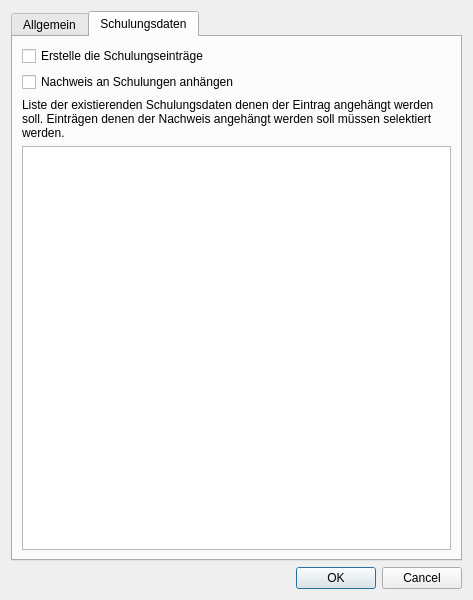
Qt form ui/qmnewcertificatedialog.ui (Christian-Kr/QualificationMatrix) before a commit.
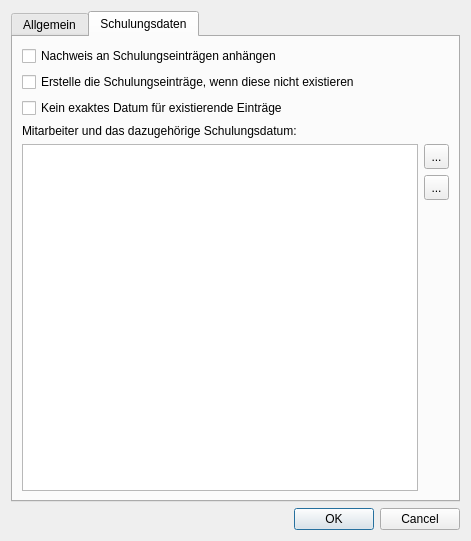
The same form after that commit. The open tabs and pages were chosen to show the change. Icons and pictures are not drawn.

Commit message: Train data ui for adding certificate

Patch:
```diff
--- a/ui/qmnewcertificatedialog.ui
+++ b/ui/qmnewcertificatedialog.ui
@@ -6,8 +6,8 @@
    <rect>
     <x>0</x>
     <y>0</y>
-    <width>473</width>
-    <height>600</height>
+    <width>471</width>
+    <height>541</height>
    </rect>
   </property>
   <property name="windowTitle">
@@ -158,32 +158,102 @@
        <string>Schulungsdaten</string>
       </attribute>
       <layout class="QGridLayout" name="gridLayout_3">
+       <item row="0" column="0">
+        <widget class="QCheckBox" name="cbAddCertToTrainData">
+         <property name="text">
+          <string>Nachweis an Schulungseinträgen anhängen</string>
+         </property>
+        </widget>
+       </item>
+       <item row="1" column="0" colspan="2">
+        <widget class="QCheckBox" name="cbCreateTrainData">
+         <property name="text">
+          <string>Erstelle die Schulungseinträge, wenn diese nicht existieren</string>
+         </property>
+        </widget>
+       </item>
+       <item row="2" column="0">
+        <widget class="QCheckBox" name="cbNoExactDate">
+         <property name="text">
+          <string>Kein exaktes Datum für existierende Einträge</string>
+         </property>
+        </widget>
+       </item>
        <item row="3" column="0">
         <widget class="QLabel" name="label_4">
          <property name="text">
-          <string>Liste der existierenden Schulungsdaten denen der Eintrag angehängt werden soll. Einträgen denen der Nachweis angehängt werden soll müssen selektiert werden.</string>
-         </property>
-         <property name="wordWrap">
-          <bool>true</bool>
-         </property>
-        </widget>
-       </item>
-       <item row="1" column="0">
-        <widget class="QCheckBox" name="cbAddCertToTrainData">
-         <property name="text">
-          <string>Nachweis an Schulungen anhängen</string>
+          <string>Mitarbeiter und das dazugehörige Schulungsdatum:</string>
          </property>
         </widget>
        </item>
        <item row="4" column="0">
         <widget class="QTableView" name="tvSelectionTrainingData"/>
        </item>
-       <item row="0" column="0">
-        <widget class="QCheckBox" name="cbCreateTrainData">
-         <property name="text">
-          <string>Erstelle die Schulungseinträge</string>
-         </property>
-        </widget>
+       <item row="4" column="1">
+        <layout class="QVBoxLayout" name="verticalLayout">
+         <item>
+          <widget class="QToolButton" name="tbExtSelEmployee">
+           <property name="minimumSize">
+            <size>
+             <width>25</width>
+             <height>25</height>
+            </size>
+           </property>
+           <property name="toolTip">
+            <string>Erweiterte Auswahl</string>
+           </property>
+           <property name="text">
+            <string>...</string>
+           </property>
+           <property name="icon">
+            <iconset resource="../rcs/icons.qrc">
+             <normaloff>:/icons/icons/lc_selectdb.png</normaloff>:/icons/icons/lc_selectdb.png</iconset>
+           </property>
+           <property name="iconSize">
+            <size>
+             <width>16</width>
+             <height>16</height>
+            </size>
+           </property>
+          </widget>
+         </item>
+         <item>
+          <widget class="QToolButton" name="tbRemove">
+           <property name="minimumSize">
+            <size>
+             <width>25</width>
+             <height>25</height>
+            </size>
+           </property>
+           <property name="text">
+            <string>...</string>
+           </property>
+           <property name="icon">
+            <iconset resource="../rcs/icons.qrc">
+             <normaloff>:/icons/icons/sc_delete.png</normaloff>:/icons/icons/sc_delete.png</iconset>
+           </property>
+           <property name="iconSize">
+            <size>
+             <width>16</width>
+             <height>16</height>
+            </size>
+           </property>
+          </widget>
+         </item>
+         <item>
+          <spacer name="verticalSpacer">
+           <property name="orientation">
+            <enum>Qt::Vertical</enum>
+           </property>
+           <property name="sizeHint" stdset="0">
+            <size>
+             <width>20</width>
+             <height>118</height>
+            </size>
+           </property>
+          </spacer>
+         </item>
+        </layout>
        </item>
       </layout>
      </widget>
```
Left out of the diff: 118 changed lines with no effect on the pictures.
